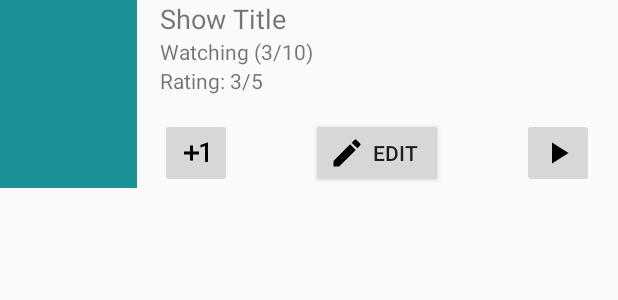
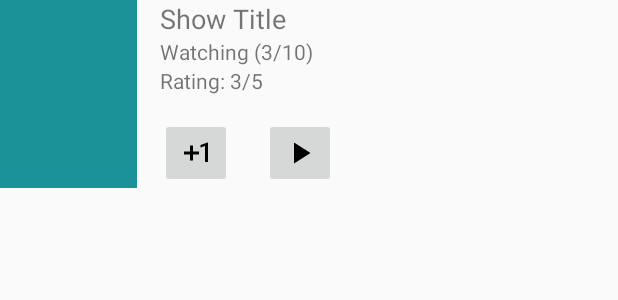
Before and after one commit to camd67/stream-surfer-android, an Android app: the layout item_my_list.xml on its own in the app's theme, with its tools: preview values and no code run, on a phone screen of 412 x 824 dp. Shown: the top 300 px of the screen. Run offline under Robolectric (Android 15) with nearby library versions, the phone set to English and light mode, and no system bars.

```diff
--- a/StreamSurfer/app/src/main/java/com/streamsurfer/surfers/streamsurfer/BaseActivity.java
+++ b/StreamSurfer/app/src/main/java/com/streamsurfer/surfers/streamsurfer/BaseActivity.java
@@ -95,7 +95,8 @@ public class BaseActivity extends AppCompatActivity {
 
         switch (id){
             case R.id.nav_search:
-                Toast.makeText(this, "Searching...", Toast.LENGTH_SHORT).show();
+                Intent iSearch = new Intent(this, MainActivity.class);
+                startActivity(iSearch);
                 break;
             case R.id.nav_advanced_search:
                 Toast.makeText(this, "Adv. Searching....", Toast.LENGTH_SHORT).show();
--- a/StreamSurfer/app/src/main/java/com/streamsurfer/surfers/streamsurfer/DetailsActivity.java
+++ b/StreamSurfer/app/src/main/java/com/streamsurfer/surfers/streamsurfer/DetailsActivity.java
@@ -45,7 +45,7 @@ public class DetailsActivity extends BaseActivity {
         ListView serviceView = (ListView) findViewById(R.id.services_list);
         ListView episodesView = (ListView) findViewById(R.id.episodes_list);
 
-        final MyListManager manager = entries.getMyListManager();
+        final MyListManager manager = entries.getMyListManager(this);
         Button addToList = (Button)findViewById(R.id.button_add_to_list);
         if(manager.listContainsTitle(selected.getTitle())){
             addToList.setEnabled(false);
--- a/StreamSurfer/app/src/main/java/com/streamsurfer/surfers/streamsurfer/EntriesApp.java
+++ b/StreamSurfer/app/src/main/java/com/streamsurfer/surfers/streamsurfer/EntriesApp.java
@@ -40,9 +40,9 @@ public class EntriesApp extends android.app.Application {
         return instance;
     }
 
-    public MyListManager getMyListManager(){
+    public MyListManager getMyListManager(Context context){
         if(myListManager == null){
-            myListManager = new MyListManager(getApplicationContext());
+            myListManager = new MyListManager(context.getApplicationContext());
         }
         return myListManager;
     }
--- a/StreamSurfer/app/src/main/java/com/streamsurfer/surfers/streamsurfer/MyListActivity.java
+++ b/StreamSurfer/app/src/main/java/com/streamsurfer/surfers/streamsurfer/MyListActivity.java
@@ -10,7 +10,7 @@ public class MyListActivity extends BaseActivity {
         super.onCreate(savedInstanceState);
         setContentView(R.layout.activity_my_list);
 
-        MyListManager myListManager = EntriesApp.getInstance().getMyListManager();
+        MyListManager myListManager = EntriesApp.getInstance().getMyListManager(this);
         ListView myList = (ListView)findViewById(R.id.my_list);
         MyListAdapter adapter = new MyListAdapter(this, myListManager.getAllEntries());
         myList.setAdapter(adapter);
--- a/StreamSurfer/app/src/main/java/com/streamsurfer/surfers/streamsurfer/ServicesAdapter.java
+++ b/StreamSurfer/app/src/main/java/com/streamsurfer/surfers/streamsurfer/ServicesAdapter.java
@@ -9,9 +9,6 @@ import android.widget.ImageView;
 import android.widget.LinearLayout;
 import android.widget.TextView;
 
-/**
- * Created by Jack on 3/2/2017.
- */
 
 public class ServicesAdapter extends BaseAdapter {
     private String[] titles;
--- a/StreamSurfer/app/src/main/res/layout/item_my_list.xml
+++ b/StreamSurfer/app/src/main/res/layout/item_my_list.xml
@@ -55,23 +55,17 @@
                 android:layout_alignParentTop="true"
                 android:layout_alignParentLeft="true"
                 android:layout_alignParentStart="true" />
-            <Button
-                android:layout_width="wrap_content"
-                android:layout_height="match_parent"
-                android:text="@string/edit_entry"
-                android:id="@+id/my_list_edit"
-                android:drawableLeft="@drawable/icon_edit_pencil"
-                android:drawableStart="@drawable/icon_edit_pencil"
-                android:layout_alignParentTop="true"
-                android:layout_centerHorizontal="true" />
+
             <ImageButton
                 android:layout_width="wrap_content"
                 android:layout_height="match_parent"
                 android:id="@+id/my_list_watch"
+                android:src="@drawable/icon_play"
                 android:layout_alignParentTop="true"
-                android:layout_alignParentRight="true"
-                android:layout_alignParentEnd="true"
-                android:src="@drawable/icon_play"/>
+                android:layout_toRightOf="@+id/my_list_plus_one"
+                android:layout_toEndOf="@+id/my_list_plus_one"
+                android:layout_marginLeft="21dp"
+                android:layout_marginStart="21dp" />
         </RelativeLayout>
     </RelativeLayout>
 
```
Also changed, not shown: StreamSurfer/app/src/main/java/com/streamsurfer/surfers/streamsurfer/MyListAdapter.java (+8 -3 lines).
